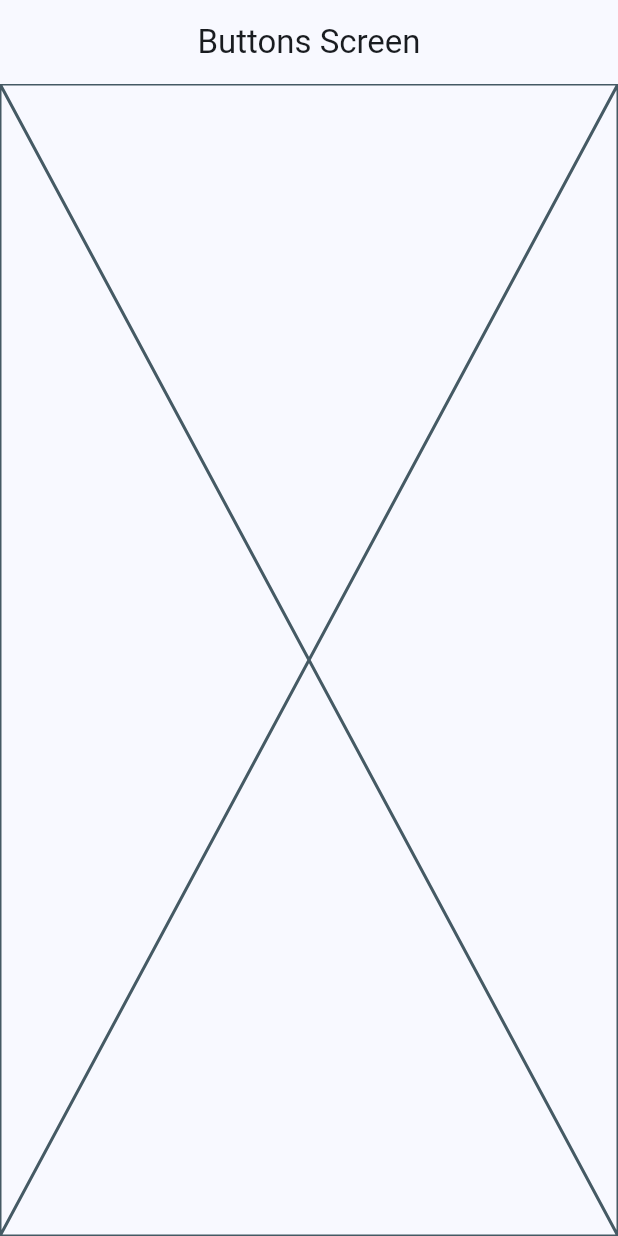
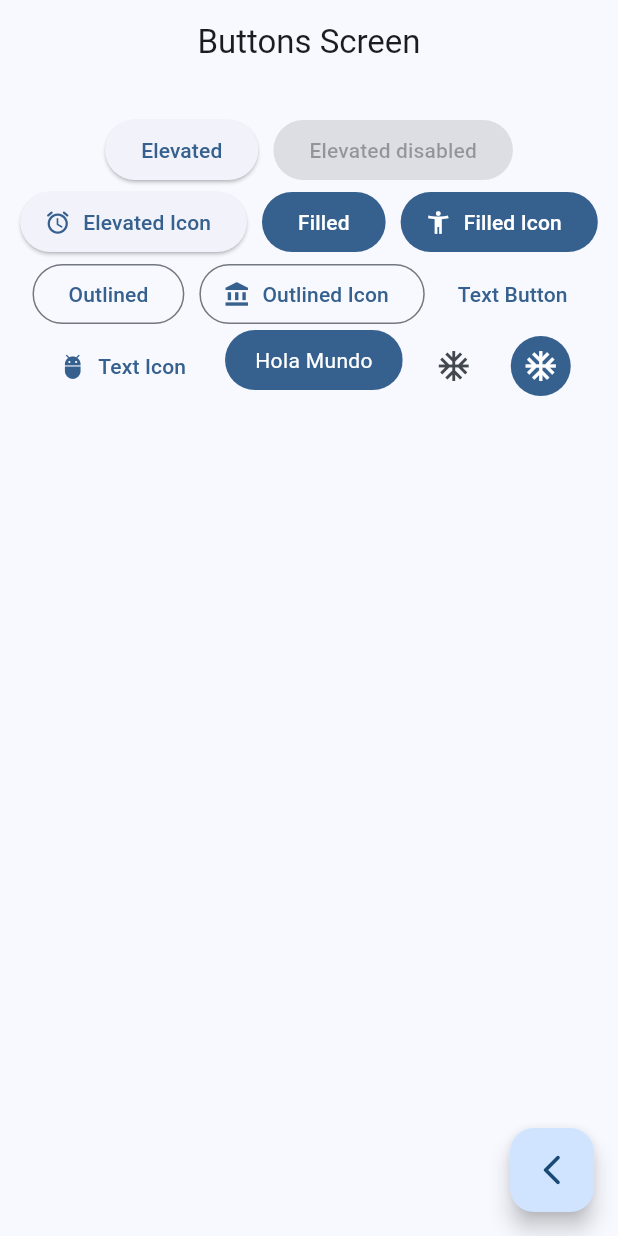
Before and after one commit to RonaldoVera/widgetd_app, a Flutter app: the ButtonsScreen screen opened by its route, on a phone screen of 412 x 824 dp. Run offline on Flutter 3.47's test engine with Material 3 defaults, Android fonts, the phone set to English and light mode, and no system bars; our stand-ins replace go_router.

Commit message:
button screen finished

```diff
--- a/lib/presentation/screens/busttons/buttons_screen.dart
+++ b/lib/presentation/screens/busttons/buttons_screen.dart
@@ -9,7 +9,112 @@ class ButtonsScreen extends StatelessWidget {
   Widget build(BuildContext context) {
     return Scaffold(
       appBar: AppBar(title: const Text('Buttons Screen')),
-      body: Placeholder(),
+      body: _ButtonsView(),
+      floatingActionButton: FloatingActionButton(
+        child: const Icon(Icons.arrow_back_ios_new_rounded),
+        onPressed: () {
+          Navigator.pop(context);
+        },
+      ),
     );
   }
 }
+
+class _ButtonsView extends StatelessWidget {
+  const _ButtonsView();
+
+  @override
+  Widget build(BuildContext context) {
+    final colors = Theme.of(context).colorScheme;
+
+    return SizedBox(
+      width: double.infinity,
+      child: Padding(
+        padding: const EdgeInsets.symmetric(horizontal: 10, vertical: 20),
+        child: SizedBox(
+          child: Wrap(
+            spacing: 10,
+            alignment: WrapAlignment.center,
+            children: [
+              ElevatedButton(onPressed: () {}, child: const Text('Elevated')),
+              ElevatedButton(
+                onPressed: null,
+                child: const Text('Elevated disabled'),
+              ),
+
+              ElevatedButton.icon(
+                onPressed: () {},
+                icon: const Icon(Icons.access_alarm_rounded),
+                label: const Text('Elevated Icon'),
+              ),
+
+              FilledButton(onPressed: () {}, child: const Text('Filled')),
+
+              FilledButton.icon(
+                onPressed: () {},
+                icon: const Icon(Icons.accessibility_new),
+                label: const Text('Filled Icon'),
+              ),
+
+              OutlinedButton(onPressed: () {}, child: const Text('Outlined')),
+
+              OutlinedButton.icon(
+                onPressed: () {},
+                icon: const Icon(Icons.account_balance),
+                label: const Text('Outlined Icon'),
+              ),
+
+              TextButton(onPressed: () {}, child: const Text('Text Button')),
+
+              TextButton.icon(
+                onPressed: () {},
+                icon: const Icon(Icons.adb),
+                label: const Text('Text Icon'),
+              ),
+
+              //instance of a custom button
+              CustomButton(),
+
+              IconButton(onPressed: () {}, icon: const Icon(Icons.ac_unit)),
+              IconButton(
+                onPressed: () {},
+                icon: const Icon(Icons.ac_unit),
+                style: ButtonStyle(
+                  backgroundColor: MaterialStatePropertyAll(colors.primary),
+                  iconColor: const MaterialStatePropertyAll(Colors.white),
+                ),
+              ),
+            ],
+          ),
+        ),
+      ),
+    );
+  }
+}
+
+// Botón personalizado
+class CustomButton extends StatelessWidget {
+  const CustomButton({super.key});
+
+  @override
+  Widget build(BuildContext context) {
+    final colors = Theme.of(context).colorScheme;
+
+    return ClipRRect(
+      borderRadius: BorderRadius.circular(20),
+      child: Material(
+        color: colors.primary,
+        child: InkWell(
+          onTap: () {},
+          child: Padding(
+            padding: const EdgeInsets.symmetric(horizontal: 20, vertical: 10),
+            child: Text(
+              'Hola Mundo',
+              style: TextStyle(color: colors.onPrimary),
+            ),
+          ),
+        ),
+      ),
+    );
+  }
+}
```
